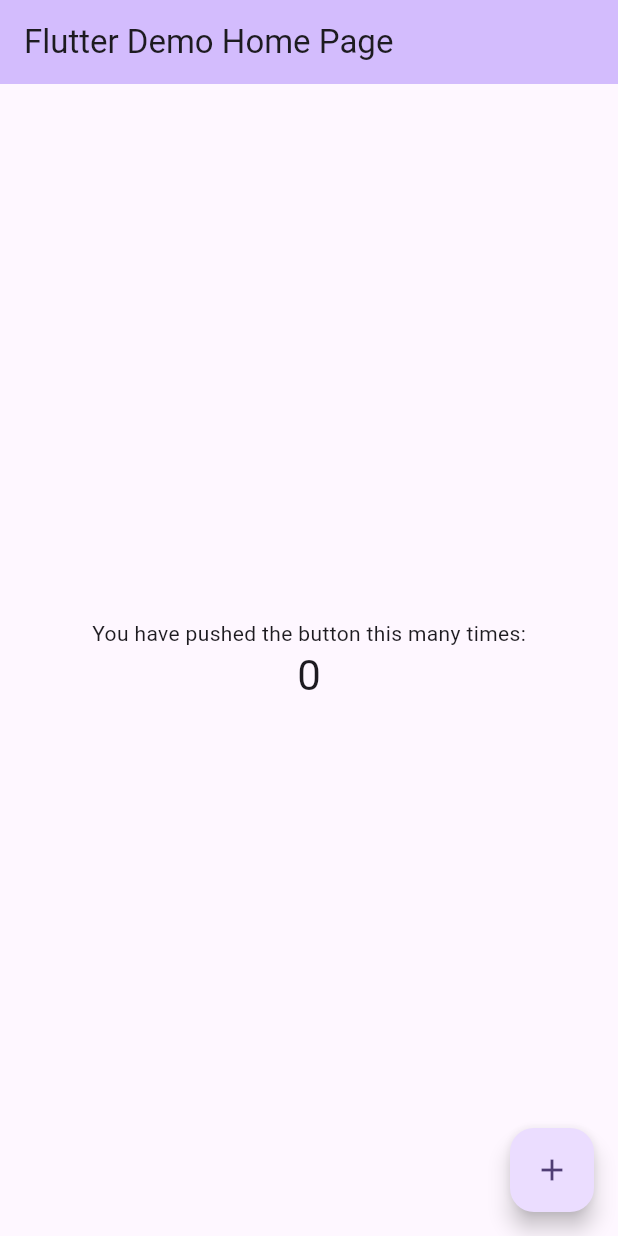
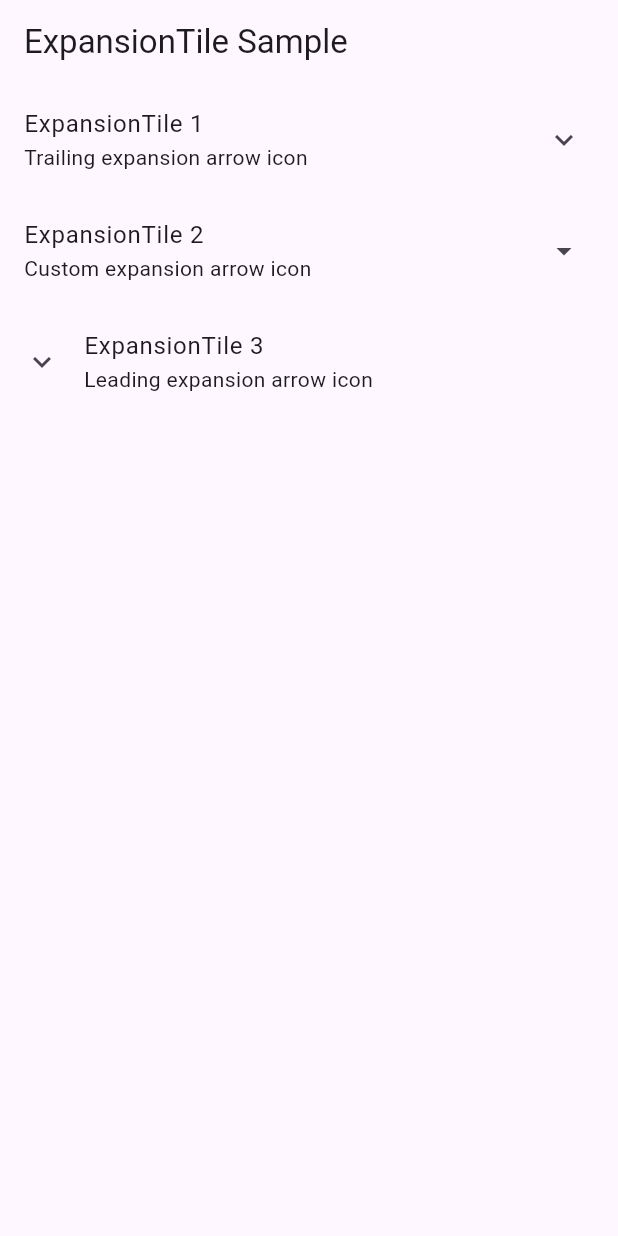
Before and after one commit to itajacybsd/animacao2, a Flutter app: the screen it shows after launch, on a phone screen of 412 x 824 dp. Run offline on Flutter 3.47's test engine with Material 3 defaults, Android fonts, the phone set to English and light mode, and no system bars.

Commit message:
Exemplo de uso do ExpansionTile

```diff
--- /dev/null
+++ b/lib/home_page.dart
@@ -0,0 +1,53 @@
+import 'package:flutter/material.dart';
+
+class HomePage extends StatefulWidget {
+  const HomePage({super.key});
+
+  @override
+  State<HomePage> createState() => _HomePageState();
+}
+
+class _HomePageState extends State<HomePage> {
+
+  bool _customTileExpanded = false;
+
+  @override
+ Widget build(BuildContext context) {
+    return Column(
+      children: <Widget>[
+        const ExpansionTile(
+          title: Text('ExpansionTile 1'),
+          subtitle: Text('Trailing expansion arrow icon'),
+          children: <Widget>[
+            ListTile(title: Text('This is tile number 1')),
+          ],
+        ),
+        ExpansionTile(
+          title: const Text('ExpansionTile 2'),
+          subtitle: const Text('Custom expansion arrow icon'),
+          trailing: Icon(
+            _customTileExpanded
+                ? Icons.arrow_drop_down_circle
+                : Icons.arrow_drop_down,
+          ),
+          children: const <Widget>[
+            ListTile(title: Text('This is tile number 2')),
+          ],
+          onExpansionChanged: (bool expanded) {
+            setState(() {
+              _customTileExpanded = expanded;
+            });
+          },
+        ),
+        const ExpansionTile(
+          title: Text('ExpansionTile 3'),
+          subtitle: Text('Leading expansion arrow icon'),
+          controlAffinity: ListTileControlAffinity.leading,
+          children: <Widget>[
+            ListTile(title: Text('This is tile number 3')),
+          ],
+        ),
+      ],
+    );
+  }
+}
--- a/lib/main.dart
+++ b/lib/main.dart
@@ -1,125 +1,7 @@
 import 'package:flutter/material.dart';
 
+import 'my_animation2.dart';
+
 void main() {
-  runApp(const MyApp());
+  runApp(const MyAnimation2());
 }
-
-class MyApp extends StatelessWidget {
-  const MyApp({super.key});
-
-  // This widget is the root of your application.
-  @override
-  Widget build(BuildContext context) {
-    return MaterialApp(
-      title: 'Flutter Demo',
-      theme: ThemeData(
-        // This is the theme of your application.
-        //
-        // TRY THIS: Try running your application with "flutter run". You'll see
-        // the application has a purple toolbar. Then, without quitting the app,
-        // try changing the seedColor in the colorScheme below to Colors.green
-        // and then invoke "hot reload" (save your changes or press the "hot
-        // reload" button in a Flutter-supported IDE, or press "r" if you used
-        // the command line to start the app).
-        //
-        // Notice that the counter didn't reset back to zero; the application
-        // state is not lost during the reload. To reset the state, use hot
-        // restart instead.
-        //
-        // This works for code too, not just values: Most code changes can be
-        // tested with just a hot reload.
-        colorScheme: ColorScheme.fromSeed(seedColor: Colors.deepPurple),
-        useMaterial3: true,
-      ),
-      home: const MyHomePage(title: 'Flutter Demo Home Page'),
-    );
-  }
-}
-
-class MyHomePage extends StatefulWidget {
-  const MyHomePage({super.key, required this.title});
-
-  // This widget is the home page of your application. It is stateful, meaning
-  // that it has a State object (defined below) that contains fields that affect
-  // how it looks.
-
-  // This class is the configuration for the state. It holds the values (in this
-  // case the title) provided by the parent (in this case the App widget) and
-  // used by the build method of the State. Fields in a Widget subclass are
-  // always marked "final".
-
-  final String title;
-
-  @override
-  State<MyHomePage> createState() => _MyHomePageState();
-}
-
-class _MyHomePageState extends State<MyHomePage> {
-  int _counter = 0;
-
-  void _incrementCounter() {
-    setState(() {
-      // This call to setState tells the Flutter framework that something has
-      // changed in this State, which causes it to rerun the build method below
-      // so that the display can reflect the updated values. If we changed
-      // _counter without calling setState(), then the build method would not be
-      // called again, and so nothing would appear to happen.
-      _counter++;
-    });
-  }
-
-  @override
-  Widget build(BuildContext context) {
-    // This method is rerun every time setState is called, for instance as done
-    // by the _incrementCounter method above.
-    //
-    // The Flutter framework has been optimized to make rerunning build methods
-    // fast, so that you can just rebuild anything that needs updating rather
-    // than having to individually change instances of widgets.
-    return Scaffold(
-      appBar: AppBar(
-        // TRY THIS: Try changing the color here to a specific color (to
-        // Colors.amber, perhaps?) and trigger a hot reload to see the AppBar
-        // change color while the other colors stay the same.
-        backgroundColor: Theme.of(context).colorScheme.inversePrimary,
-        // Here we take the value from the MyHomePage object that was created by
-        // the App.build method, and use it to set our appbar title.
-        title: Text(widget.title),
-      ),
-      body: Center(
-        // Center is a layout widget. It takes a single child and positions it
-        // in the middle of the parent.
-        child: Column(
-          // Column is also a layout widget. It takes a list of children and
-          // arranges them vertically. By default, it sizes itself to fit its
-          // children horizontally, and tries to be as tall as its parent.
-          //
-          // Column has various properties to control how it sizes itself and
-          // how it positions its children. Here we use mainAxisAlignment to
-          // center the children vertically; the main axis here is the vertical
-          // axis because Columns are vertical (the cross axis would be
-          // horizontal).
-          //
-          // TRY THIS: Invoke "debug painting" (choose the "Toggle Debug Paint"
-          // action in the IDE, or press "p" in the console), to see the
-          // wireframe for each widget.
-          mainAxisAlignment: MainAxisAlignment.center,
-          children: <Widget>[
-            const Text(
-              'You have pushed the button this many times:',
-            ),
-            Text(
-              '$_counter',
-              style: Theme.of(context).textTheme.headlineMedium,
-            ),
-          ],
-        ),
-      ),
-      floatingActionButton: FloatingActionButton(
-        onPressed: _incrementCounter,
-        tooltip: 'Increment',
-        child: const Icon(Icons.add),
-      ), // This trailing comma makes auto-formatting nicer for build methods.
-    );
-  }
-}
--- /dev/null
+++ b/lib/my_animation2.dart
@@ -0,0 +1,19 @@
+import 'package:flutter/material.dart';
+
+import 'home_page.dart';
+
+class MyAnimation2 extends StatelessWidget {
+
+  const MyAnimation2({ super.key });
+
+   @override
+    Widget build(BuildContext context) {
+    return MaterialApp(
+      theme: ThemeData(useMaterial3: true),
+      home: Scaffold(
+        appBar: AppBar(title: const Text('ExpansionTile Sample')),
+        body: const HomePage(),
+      ),
+    );
+  }
+}
```
